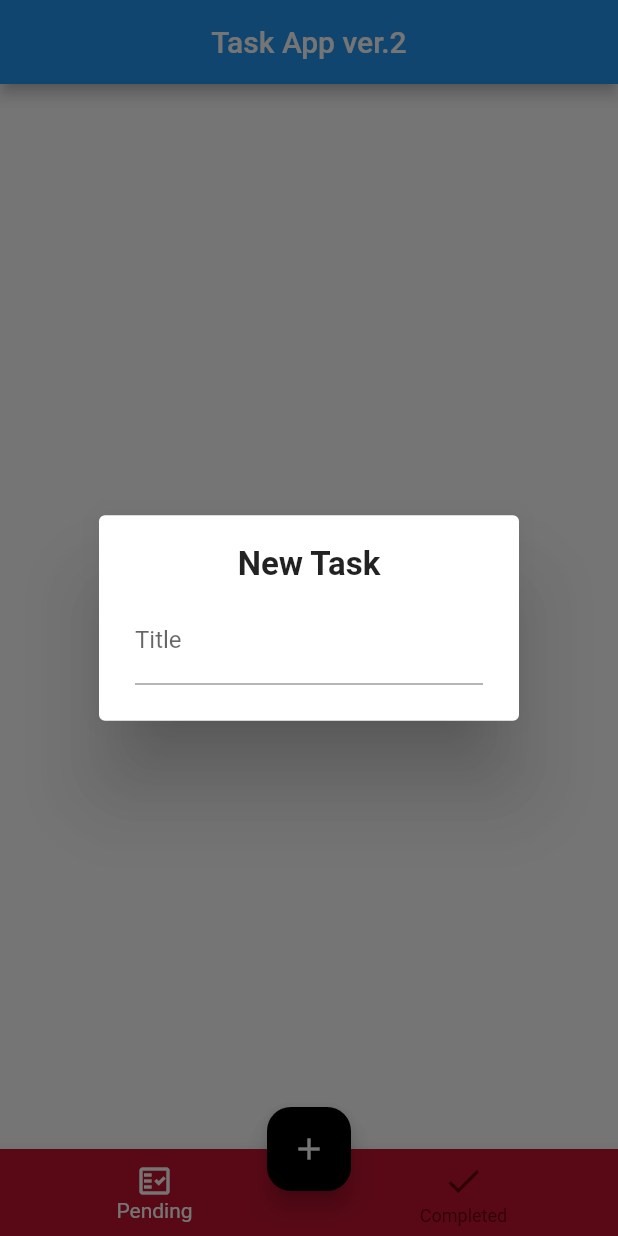
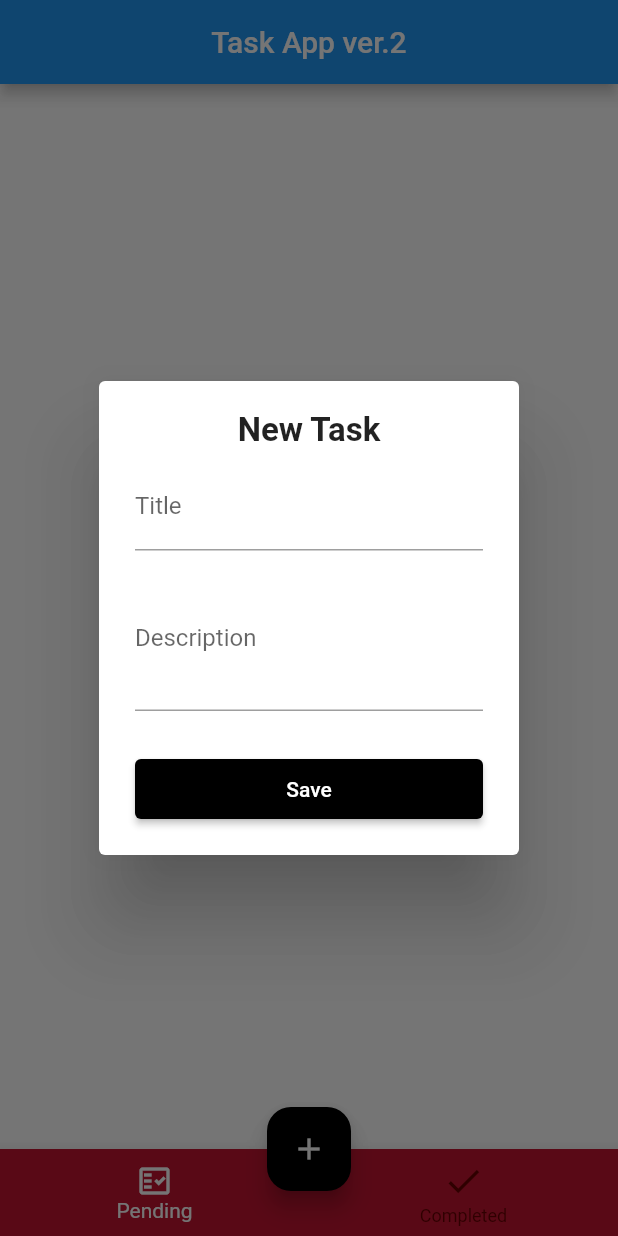
Before and after one commit to walidwazini/Flutter-TaskApp-2, a Flutter app: the screen it shows after launch, after a tap on the "add" icon, on a phone screen of 412 x 824 dp. Run offline on Flutter 3.47's test engine with Material 2 defaults, Android fonts, the phone set to English and light mode, and no system bars.

Commit message:
new task done

```diff
--- a/lib/widgets/TaskForm.dart
+++ b/lib/widgets/TaskForm.dart
@@ -19,18 +19,32 @@ class TaskForm extends StatelessWidget {
   @override
   Widget build(BuildContext context) {
     return SingleChildScrollView(
-      child: Column(children: [
+      child: Column(
+        children: [
           buildTitle(),
-      ],),
+          SizedBox(
+            height: 10,
+          ),
+          buildDescription(),
+          SizedBox(
+            height: 32,
+          ),
+          buildSavedButton()
+        ],
+      ),
     );
   }
 
-  Widget buildTitle() => TextFormField(
+  Widget buildTitle() =>
+      TextFormField(
+        maxLines: 1,
         initialValue: title,
-    validator: (title){
+        onChanged: onChangedTitle,
+        validator: (title) {
           if (title!.isEmpty) {
             return 'Title cannot be empty';
           }
+          return null;
         },
         decoration: InputDecoration(
           border: UnderlineInputBorder(),
@@ -38,4 +52,26 @@ class TaskForm extends StatelessWidget {
         ),
       );
 
+  Widget buildDescription() =>
+      TextFormField(
+        maxLines: 3,
+        initialValue: description,
+        onChanged: onChangedDescription,
+        decoration: InputDecoration(
+          border: UnderlineInputBorder(),
+          labelText: 'Description',
+        ),
+      );
+
+  Widget buildSavedButton() =>
+      SizedBox(
+        width: double.infinity, height: 40,
+        child: ElevatedButton(
+          onPressed: onSavedTask,
+          child: Text('Save'),
+          style:ElevatedButton.styleFrom(
+            primary: Colors.black,
+          ),
+        ),
+      );
 }
```
Also changed, not shown: lib/widgets/TasksProvider.dart (added). Lines whose indentation alone changed are shown as unchanged.
